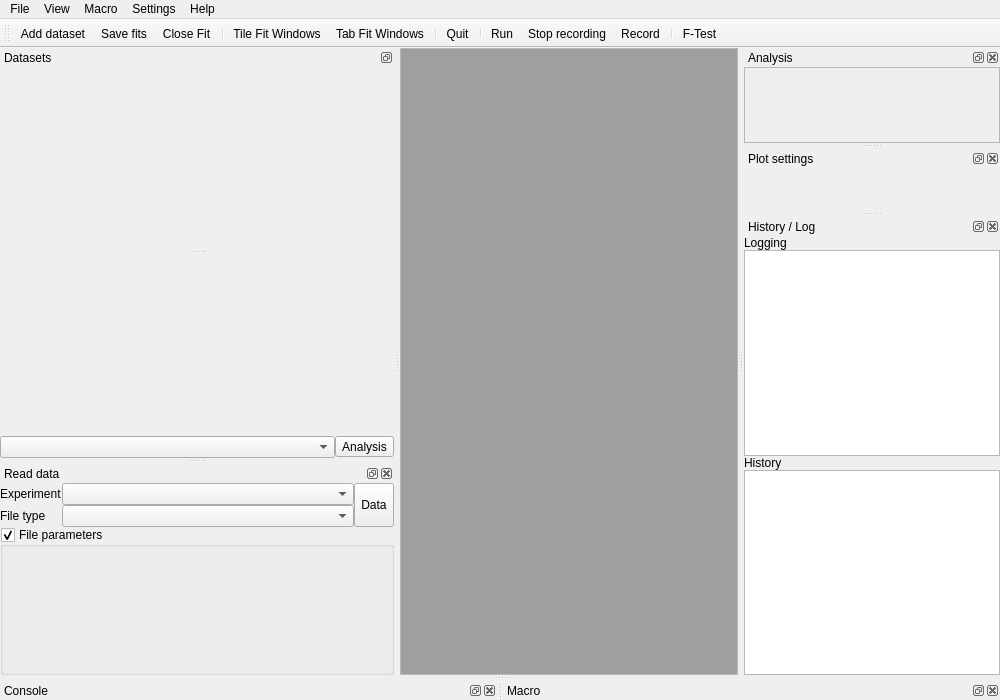
First picture: the form in chisurf/gui/gui.ui, repository Fluorescence-Tools/chisurf, before the edit.
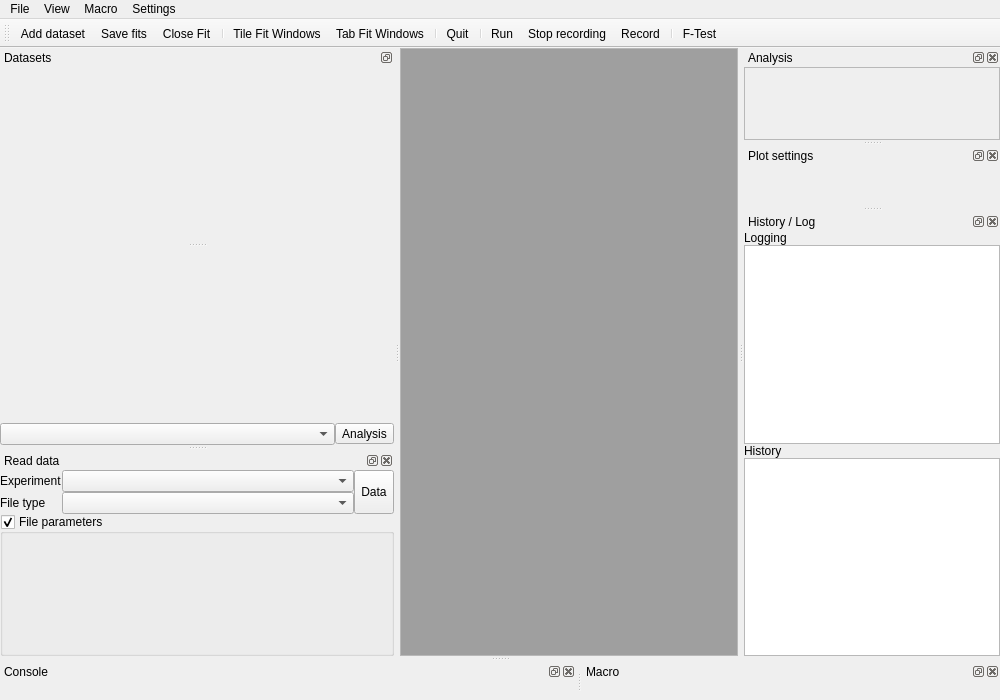
Second picture: the form after the edit. Icons and pictures are not drawn.

Commit message:
Refactor UI and integrate plugin-based Help, About, and Update functionality
- Removed obsolete Help menu and centralized plugin-based functionality for Help, About, and Update actions.
- Adjusted UI elements and resized widgets to improve layout consistency.
- Updated `onOpenHelp`, `onOpenUpdate`, and `onOpenAbout` methods to dynamically load respective plugins with error handling.

```diff
--- a/chisurf/gui/gui.ui
+++ b/chisurf/gui/gui.ui
@@ -138,7 +138,7 @@
           <x>0</x>
           <y>0</y>
           <width>254</width>
-          <height>80</height>
+          <height>71</height>
          </rect>
         </property>
         <property name="sizePolicy">
@@ -309,15 +309,6 @@
     <addaction name="separator"/>
     <addaction name="actionExit_2"/>
    </widget>
-   <widget class="QMenu" name="menuHelp">
-    <property name="title">
-     <string>Help</string>
-    </property>
-    <addaction name="actionHelp_2"/>
-    <addaction name="separator"/>
-    <addaction name="actionAbout"/>
-    <addaction name="actionUpdate"/>
-   </widget>
    <widget class="QMenu" name="menuView">
     <property name="title">
      <string>View</string>
@@ -363,7 +354,6 @@
    <addaction name="menuView"/>
    <addaction name="menuMacro"/>
    <addaction name="menuSettings"/>
-   <addaction name="menuHelp"/>
   </widget>
   <widget class="QDockWidget" name="dockWidget_console">
    <property name="enabled">
@@ -377,8 +367,8 @@
    </property>
    <property name="minimumSize">
     <size>
-     <width>10</width>
-     <height>10</height>
+     <width>80</width>
+     <height>38</height>
     </size>
    </property>
    <property name="maximumSize">
```
The commit also changes 1 other file.
